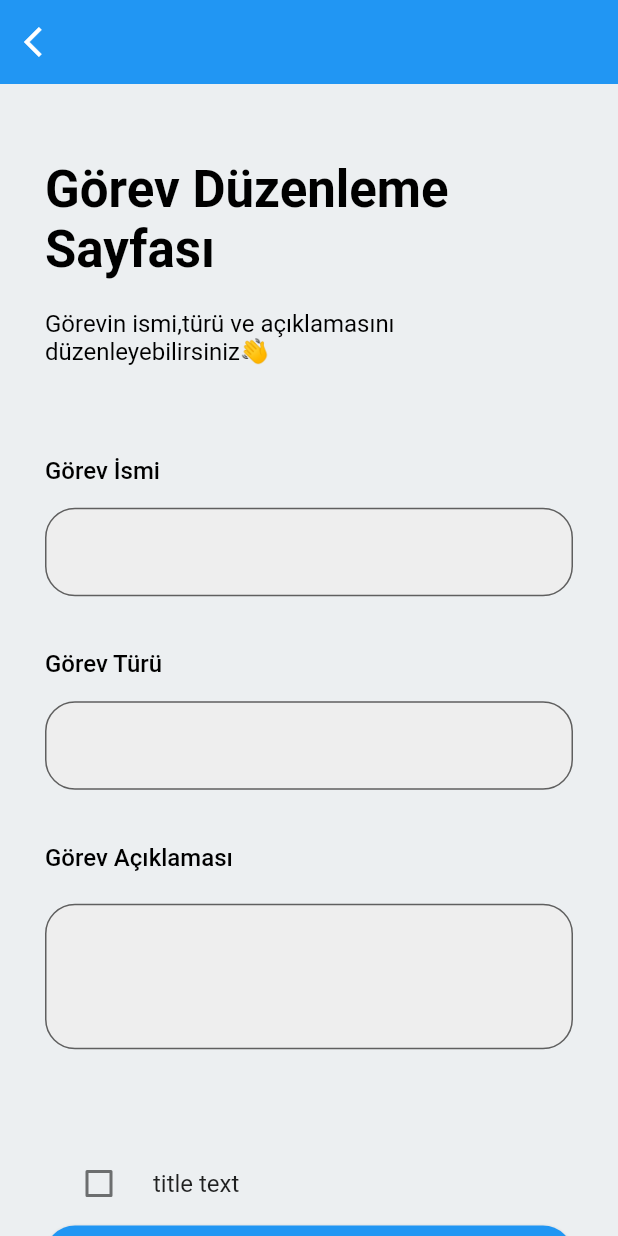
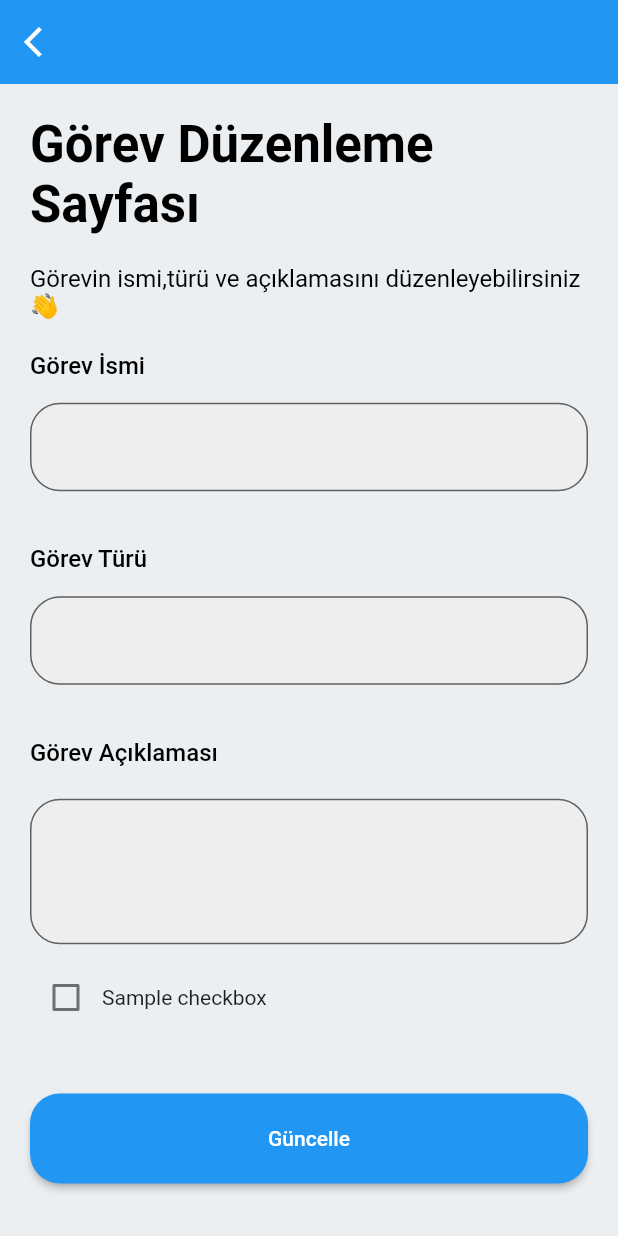
Before and after one commit to SezerKaynak/pomo2do, a Flutter app: the EditTask screen opened directly with empty values, on a phone screen of 412 x 824 dp. Run offline on Flutter 3.47's test engine with Material 2 defaults, Android fonts, the light colour scheme and no system bars; our stand-ins replace cached_network_image, cloud_firestore, firebase_auth, firebase_core, firebase_storage, flutter_smart_dialog and 1 more; missing offline and left inert: firestore_search; accounts and stored records are empty.

Commit message:
added checkbox for isDone

```diff
--- a/lib/pages/edit_task.dart
+++ b/lib/pages/edit_task.dart
@@ -3,8 +3,6 @@ import 'package:firebase_auth/firebase_auth.dart';
 import 'package:flutter/material.dart';
 import 'package:flutter_application_1/pages/login_page.dart';
 import 'package:flutter_application_1/pages/task.dart';
-
-
 
 class EditTask extends StatefulWidget {
   const EditTask({
@@ -26,7 +24,7 @@ class EditTask extends StatefulWidget {
 }
 
 class _EditTaskState extends State<EditTask> {
-  bool isChecked = false;
+  bool isChecked = true;
   @override
   Widget build(BuildContext context) {
     var title = "Görev Düzenleme Sayfası";
@@ -53,20 +51,22 @@ class _EditTaskState extends State<EditTask> {
         ),
         body: SingleChildScrollView(
           child: Padding(
-            padding: ScreenPadding().screenPadding,
+            padding: ScreenPadding()
+                .screenPadding
+                .copyWith(top: 10, left: 20, right: 20),
             child: Column(
               children: [
                 ScreenTexts(
                   title: title,
                   theme: Theme.of(context).textTheme.headline4,
                   fontW: FontWeight.w600,
-                    textPosition: TextAlign.left),
+                  textPosition: TextAlign.left,
+                ),
                 ScreenTexts(
                     title: subtitle,
                     theme: Theme.of(context).textTheme.subtitle1,
                     fontW: FontWeight.w400,
                     textPosition: TextAlign.left),
-                const SizedBox(height: 40),
                 ScreenTexts(
                     title: taskN,
                     theme: Theme.of(context).textTheme.subtitle1,
@@ -102,17 +102,51 @@ class _EditTaskState extends State<EditTask> {
                     controller: _taskInfoController,
                     height: 120,
                     maxLines: 3),
-                const SizedBox(height: 50),
-                CheckboxListTile(
-                      title: Text("title text"),
-                      value: isChecked,
-                      onChanged: (bool? value) {
+                // CheckboxListTile(
+                //   title: const Text("Görevi tamamlandı mı?"),
+                //   value: isChecked,
+                //   autofocus: true,
+                //   onChanged: (bool? newValue) {
+                //     if (widget.isDone) {
+                //       print('ilk durum true');
+                //       newValue = false;
+                //     } else {
+                //       print('ikinci durum false');
+                //       newValue = true;
+                //     }
+                //     setState(() {
+                //       print(widget.isDone.toString());
+                //       isChecked = newValue!;
+                //     });
+                //     print('ischecked ' + isChecked.toString());
+                //   },
+                //   controlAffinity:
+                //       ListTileControlAffinity.platform, //  <-- leading Checkbox
+                // ),
+                FormField(
+                  initialValue: widget.isDone,
+                  builder: (FormFieldState state) {
+                    return Column(
+                      children: [
+                        Row(
+                          children: [
+                            Checkbox(
+                                activeColor: Colors.blue,
+                                value: state.value,
+                                onChanged: (value) {
                                   setState(() {
-                          isChecked = value!;
+                                    state.didChange(value);
+                                    isChecked = state.value;
                                   });
+                                }),
+                            Expanded(child: Text('Sample checkbox')),
+                          ],
+                        ),
+                      ],
+                    );
                   },
-                      controlAffinity: ListTileControlAffinity.leading,  //  <-- leading Checkbox
                 ),
+                const SizedBox(height: 40),
                 SizedBox(
                     width: 400,
                     height: 60,
@@ -125,7 +159,7 @@ class _EditTaskState extends State<EditTask> {
                               .collection(
                                   'Users/${FirebaseAuth.instance.currentUser!.uid}/tasks');
                           var task = users.doc(widget.id);
-
+                          print('son durum ' + isChecked.toString());
                           task.set({
                             'taskNameCaseInsensitive':
                                 _taskNameController.text.toLowerCase(),
```
Lines whose indentation alone changed are shown as unchanged.
